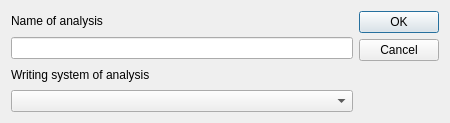
Before: the Qt Designer form createsyntacticanalysisdialog.ui in adamb924/Gloss, drawn with Qt 5.
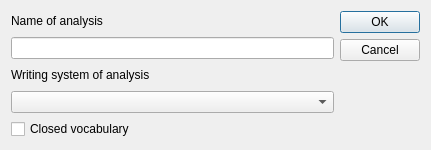
After: the same form once the commit is applied. Custom widgets are drawn as their Qt base class.

Commit message: Closed vocabulary data structures & input/output

The edit to the form file:
```diff
--- a/createsyntacticanalysisdialog.ui
+++ b/createsyntacticanalysisdialog.ui
@@ -6,8 +6,8 @@
    <rect>
     <x>0</x>
     <y>0</y>
-    <width>450</width>
-    <height>123</height>
+    <width>431</width>
+    <height>150</height>
    </rect>
   </property>
   <property name="windowTitle">
@@ -38,6 +38,13 @@
        <item>
         <widget class="WritingSystemCombo" name="writingSystem"/>
        </item>
+       <item>
+        <widget class="QCheckBox" name="closedVocabulary">
+         <property name="text">
+          <string>Closed vocabulary</string>
+         </property>
+        </widget>
+       </item>
       </layout>
      </item>
      <item>
```
The commit also changes 8 other files.
